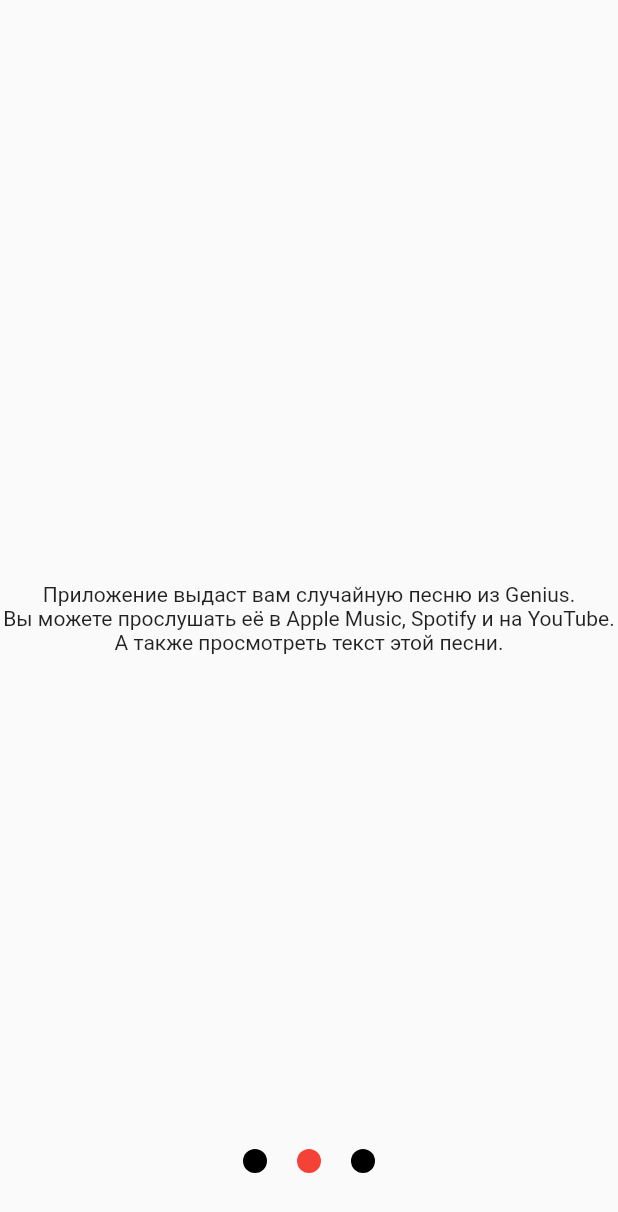
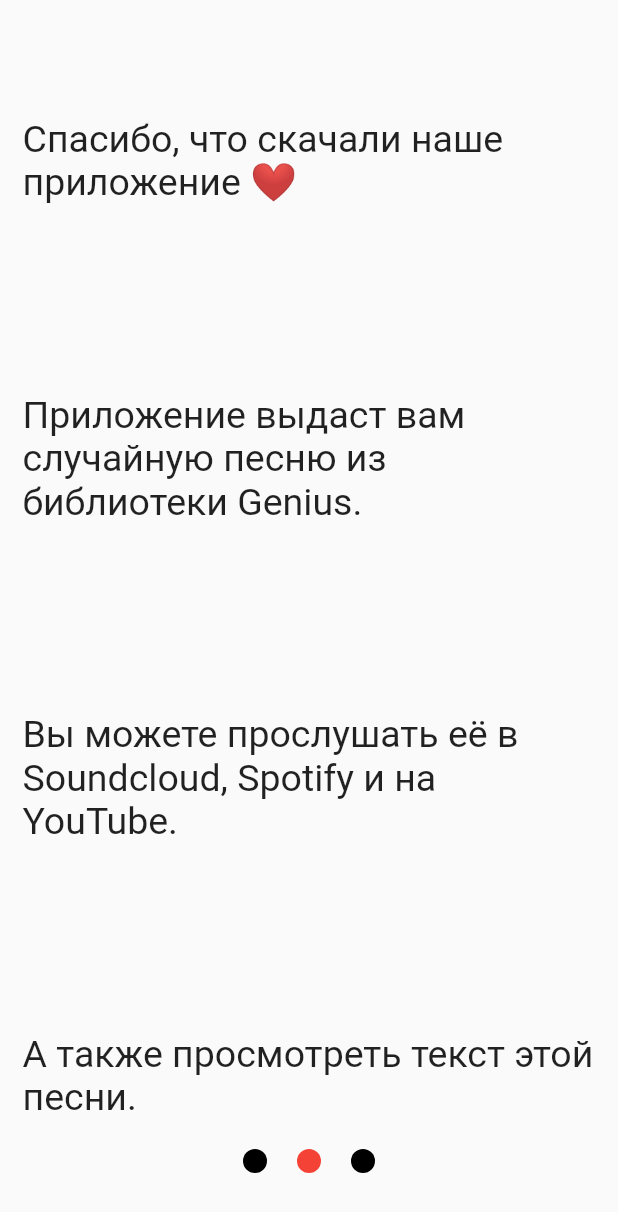
Before and after one commit to SASHKEVICH/random-song-flutter, a Flutter app: the screen it shows after launch, swiped to page 2, on a phone screen of 412 x 824 dp. Shown: the top 1212 px of the screen. Run offline on Flutter 3.47's test engine with Material 2 defaults, Android fonts, the light colour scheme and no system bars; our stand-ins replace flutter_bloc, flutter_dotenv, shared_preferences; missing offline and left inert: genius_lyrics.

Commit message:
feat(): making onboarding beautyful :3

```diff
--- a/lib/scenes/onboarding/onboarding_pages/final_onboarding_page.dart
+++ b/lib/scenes/onboarding/onboarding_pages/final_onboarding_page.dart
@@ -9,12 +9,19 @@ class FinalOnboardingPage extends StatelessWidget {
     return Column(
       mainAxisAlignment: MainAxisAlignment.center,
       children: [
-        const Text(_Constants.readyToHearASongText),
+        const Text(
+          _Constants.readyToHearASongText,
+          style: TextStyle(fontSize: 20),
+        ),
+        const SizedBox(height: 15,),
         ElevatedButton(
           onPressed: () {
             Navigator.pushReplacementNamed(context, Routes.requestRandomSongRoute);
           },
-          child: const Text(_Constants.buttonText)
+          style: ElevatedButton.styleFrom(
+            backgroundColor: Colors.red,
+          ),
+          child: const Text(_Constants.buttonTitle)
         )
       ],
     );
@@ -22,6 +29,6 @@ class FinalOnboardingPage extends StatelessWidget {
 }
 
 class _Constants {
-  static const readyToHearASongText = "Готовы послушать новую песню?";
-  static const buttonText = "Да!";
+  static const readyToHearASongText = "Готовы найти новую песню?";
+  static const buttonTitle = "Давайте уже!";
 }
--- a/lib/scenes/onboarding/onboarding_pages/info_onboarding_page.dart
+++ b/lib/scenes/onboarding/onboarding_pages/info_onboarding_page.dart
@@ -5,19 +5,40 @@ class InfoOnboardingPage extends StatelessWidget {
 
   @override
   Widget build(BuildContext context) {
-    return const Column(
-      mainAxisAlignment: MainAxisAlignment.center,
-      children: [
-        Text(_Constants.randomGeniusSongText),
-        Text(_Constants.listenSongText),
-        Text(_Constants.lyricsSongText),
-      ],
+    return const SafeArea(
+      child: Padding(
+        padding: EdgeInsets.all(15),
+        child: Column(
+          mainAxisAlignment: MainAxisAlignment.spaceAround,
+          children: [
+            Text(
+              _Constants.greetingsLabelText,
+              style: TextStyle(fontSize: _Constants.defaultFontSize),
+            ),
+            Text(
+              _Constants.randomGeniusSongText,
+              style: TextStyle(fontSize: _Constants.defaultFontSize),
+            ),
+            Text(
+              _Constants.listenSongText,
+              style: TextStyle(fontSize: _Constants.defaultFontSize),
+            ),
+            Text(
+              _Constants.lyricsSongText,
+              style: TextStyle(fontSize: _Constants.defaultFontSize),
+            ),
+          ]
+        ),
+      )
     );
   }
 }
 
 class _Constants {
-  static const randomGeniusSongText = "Приложение выдаст вам случайную песню из Genius.";
-  static const listenSongText = "Вы можете прослушать её в Apple Music, Spotify и на YouTube.";
+  static const greetingsLabelText = "Спасибо, что скачали наше приложение ❤️";
+  static const randomGeniusSongText = "Приложение выдаст вам случайную песню из библиотеки Genius.";
+  static const listenSongText = "Вы можете прослушать её в Soundcloud, Spotify и на YouTube.";
   static const lyricsSongText = "А также просмотреть текст этой песни.";
+
+  static const double defaultFontSize = 25;
 }
--- a/lib/scenes/onboarding/onboarding_pages/start_onboarding_page.dart
+++ b/lib/scenes/onboarding/onboarding_pages/start_onboarding_page.dart
@@ -8,7 +8,10 @@ class StartOnboardingPage extends StatelessWidget {
     return const Column(
       mainAxisAlignment: MainAxisAlignment.center,
       children: [
-        Text(_Constants.greetText),
+        Text(
+          _Constants.greetText,
+          style: TextStyle(fontSize: 30),
+        ),
       ],
     );
   }
```
